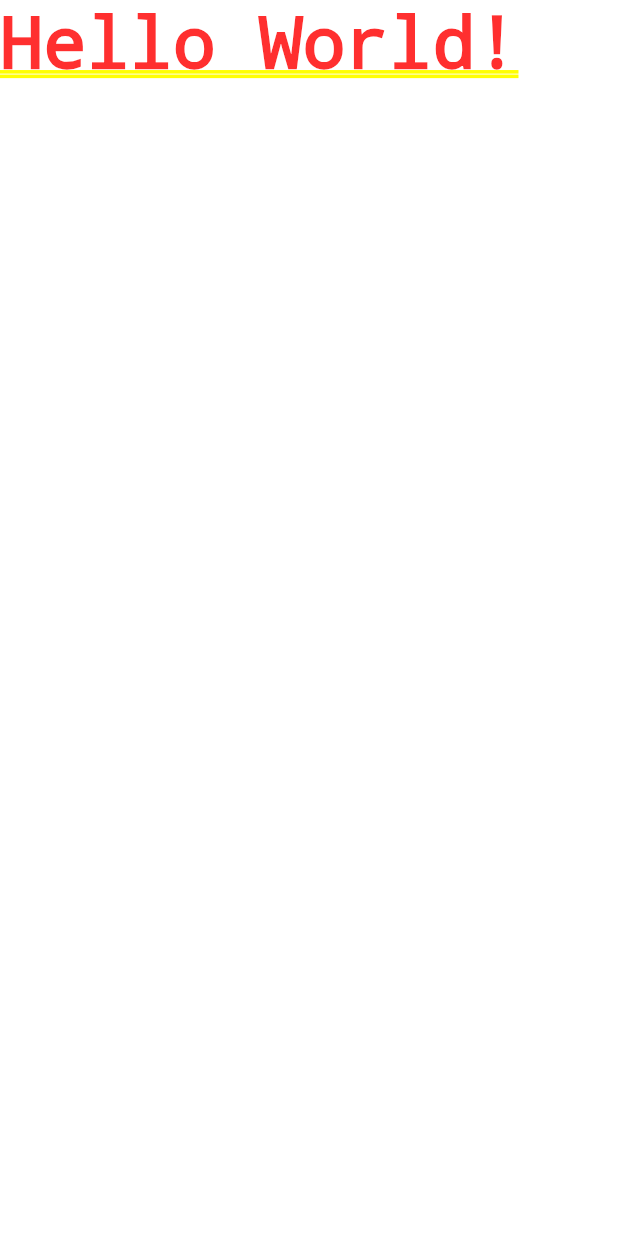
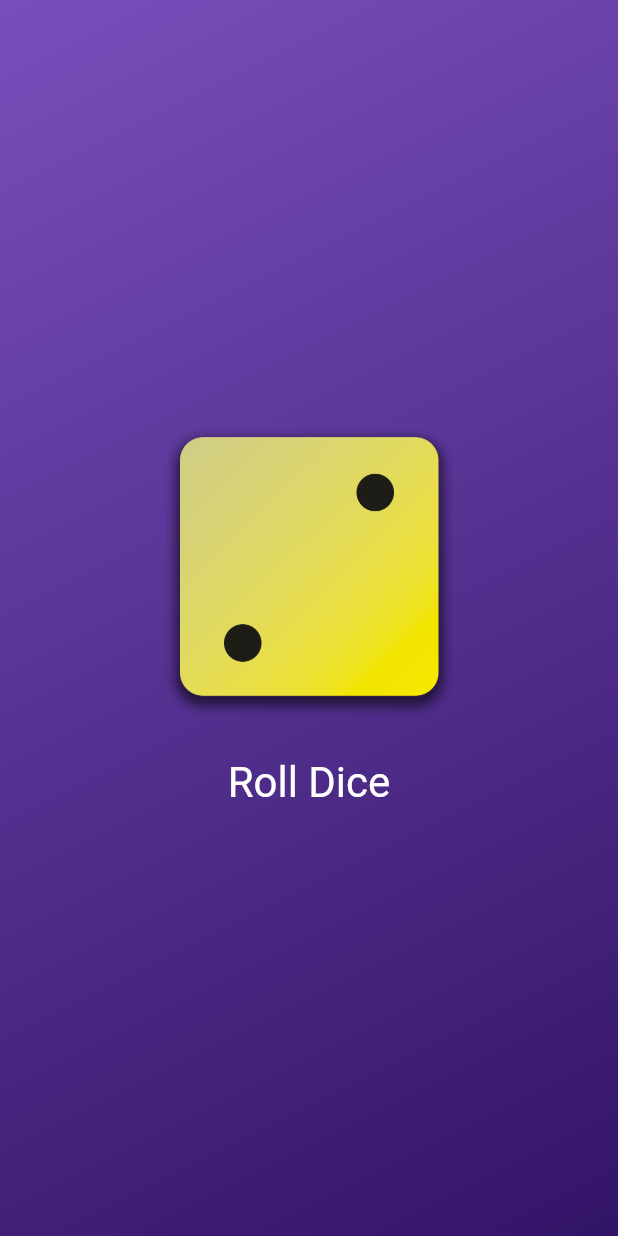
Before and after one commit to yoshieexD/Flutter_Dice, a Flutter app: the screen it shows after launch, on a phone screen of 412 x 824 dp. Run offline on Flutter 3.47's test engine with Material 2 defaults, Android fonts, the phone set to English and light mode, and no system bars.

Commit message:
roll dice complete

```diff
--- /dev/null
+++ b/lib/dice_roller.dart
@@ -0,0 +1,42 @@
+import 'package:flutter/material.dart';
+import 'dart:math';
+
+class DiceRoller extends StatefulWidget {
+  const DiceRoller({super.key});
+  @override
+  State<DiceRoller> createState() {
+    return _DiceRollerState();
+  }
+}
+
+class _DiceRollerState extends State<DiceRoller> {
+  final randomizer = Random();
+  var currentDiceRoll = 2;
+  void rollDice() {
+    setState(() {
+      currentDiceRoll = randomizer.nextInt(6) + 1;
+    });
+  }
+
+  @override
+  Widget build(context) {
+    return Column(
+      mainAxisSize: MainAxisSize.min,
+      children: [
+        Image.asset(
+          'assets/images/dice-$currentDiceRoll.png',
+          width: 200,
+        ),
+        const SizedBox(height: 20),
+        TextButton(
+          onPressed: rollDice,
+          style: TextButton.styleFrom(
+              // padding: const EdgeInsets.only(top: 20),
+              foregroundColor: Colors.white,
+              textStyle: const TextStyle(fontSize: 28)),
+          child: const Text('Roll Dice'),
+        )
+      ],
+    );
+  }
+}
--- /dev/null
+++ b/lib/gradient_container.dart
@@ -0,0 +1,32 @@
+import 'package:flutter/material.dart';
+import 'dice_roller.dart';
+
+const startAlignment = Alignment.topLeft;
+const endAlignment = Alignment.bottomRight;
+
+// Custom widget: GradientContainer
+
+class GradientContainer extends StatelessWidget {
+  const GradientContainer(this.color1, this.color2, {super.key});
+  const GradientContainer.purple({super.key})
+      : color1 = Colors.deepPurple,
+        color2 = Colors.indigo;
+  final Color color1;
+  final Color color2;
+
+  @override
+  Widget build(BuildContext context) {
+    return Container(
+      decoration: BoxDecoration(
+        gradient: LinearGradient(
+          colors: [color1, color2],
+          begin: startAlignment,
+          end: endAlignment,
+        ),
+      ),
+      child: const Center(
+        child: DiceRoller(),
+      ),
+    );
+  }
+}
```
Also changed, not shown: lib/main.dart (+11 -1 lines), lib/text_styled.dart (added, +16 -0 lines), pubspec.yaml (+9 -7 lines), assets/images/dice-1.png (added), assets/images/dice-2.png (added), assets/images/dice-3.png (added), assets/images/dice-4.png (added), assets/images/dice-5.png (added), assets/images/dice-6.png (added).
